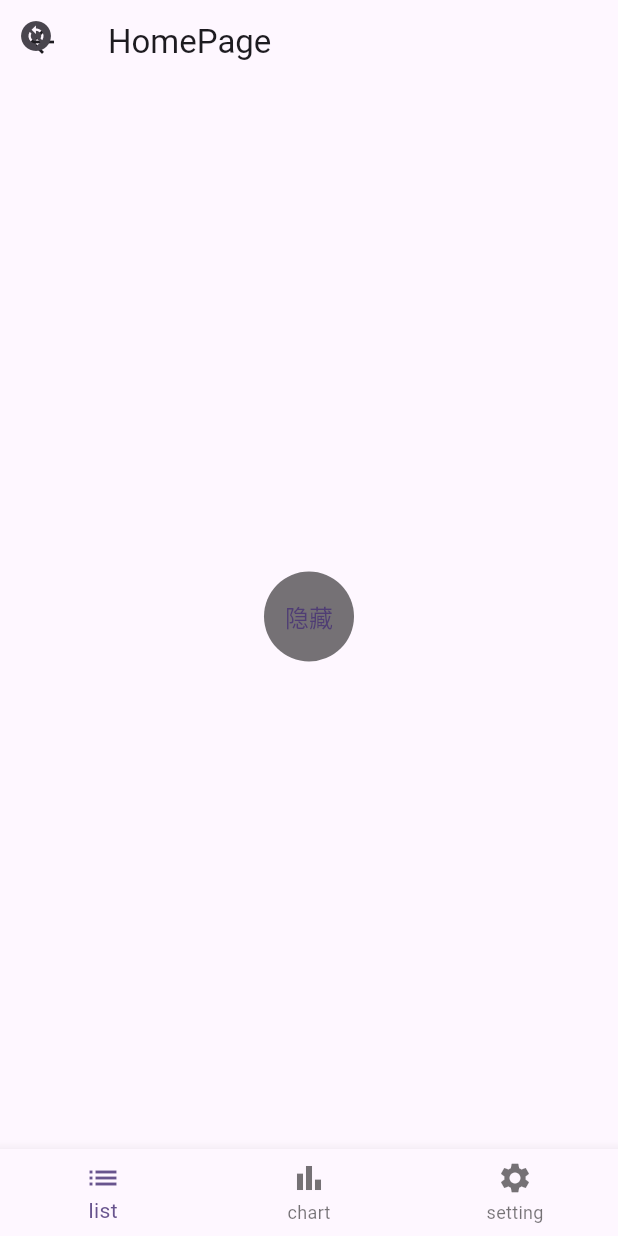
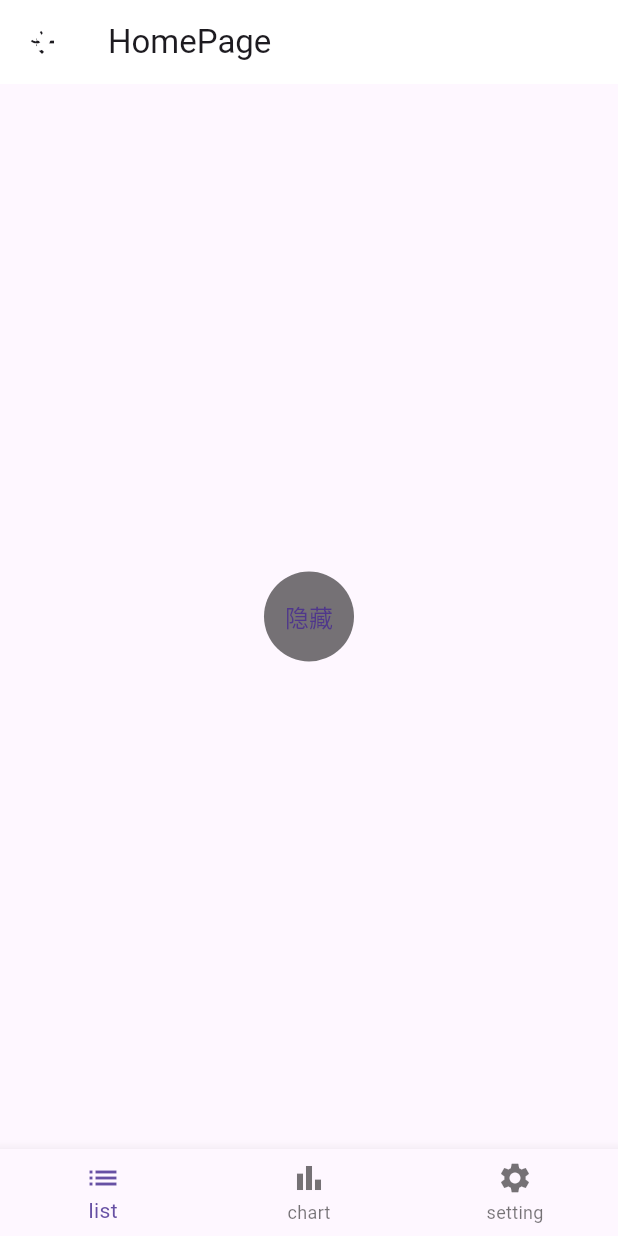
Before and after one commit to hucaihua/testflutter, a Flutter app: the screen it shows after launch, after a tap on "testHome", on a phone screen of 412 x 824 dp. Run offline on Flutter 3.47's test engine with Material 2 defaults, Android fonts, the light colour scheme and no system bars; drawn by our look-alikes of pull_to_refresh; our stand-ins replace fluttertoast, logger.

Commit message:
change theme

```diff
--- a/lib/app.dart
+++ b/lib/app.dart
@@ -1,12 +1,6 @@
 
 import 'package:flutter/material.dart';
-import 'package:fluttertoast/fluttertoast.dart';
-import 'package:testflutter/common/UIUtil.dart';
-import 'package:testflutter/page/home_inherit_page.dart';
-import 'package:testflutter/page/home_page.dart';
-import 'package:testflutter/page/layout_page.dart';
-import 'package:testflutter/page/login_page.dart';
-import 'package:testflutter/widget/ScrollStateInheritWidget.dart';
+import 'package:testflutter/page/ThemeableApp.dart';
 
 class MyApp extends StatelessWidget {
   const MyApp({super.key});
@@ -14,89 +8,6 @@ class MyApp extends StatelessWidget {
   // This widget is the root of your application.
   @override
   Widget build(BuildContext context) {
-    return MaterialApp(
-      title: 'Flutter Demo',
-      theme: ThemeData(
-        colorScheme: ColorScheme.fromSeed(seedColor: Colors.deepPurple),
-        useMaterial3: true,
-      ),
-      routes: {
-        "/"           :(context) => const MyHomePage(title: "HelloFlutter"),
-        LoginPage.sName : (context) => const LoginPage(),
-        LayoutPage.sName : (context) => const LayoutPage(),
-        HomeInheritPage.sName : (context) => const HomeInheritPage(),
-      },
-      initialRoute: "/",
-    );
+    return const ThemeableApp();
   }
 }
-
-class MyHomePage extends StatefulWidget {
-  const MyHomePage({super.key, required this.title});
-
-  final String title;
-
-  @override
-  State<MyHomePage> createState() => _MyHomePageState();
-}
-
-class _MyHomePageState extends State<MyHomePage> {
-
-  TextEditingController testController = TextEditingController();
-  DateTime? _lastPressedAt  ;
-
-  @override
-  void initState() {
-    super.initState();
-    testController.text ="init";
-    testController.selection = TextSelection(baseOffset: 0, extentOffset: testController.text.length);
-  }
-
-  @override
-  Widget build(BuildContext context) {
-    return WillPopScope(
-      onWillPop: () async{
-        if (_lastPressedAt == null || DateTime.now().difference(_lastPressedAt!) > Duration(seconds: 1)) {
-          _lastPressedAt = DateTime.now();
-          Fluttertoast.showToast(msg: "double tap exit the app");
-          return false;
-        }
-        return true;
-      },
-      child: Scaffold(
-        appBar: AppBar(
-          backgroundColor: Theme.of(context).colorScheme.inversePrimary,
-          title: Text(widget.title),
-        ),
-        body: Center(
-          child: Column(
-            mainAxisAlignment: MainAxisAlignment.center,
-            children: <Widget>[
-              ElevatedButton(
-                onPressed: (){
-                  Navigator.pushNamed(context, LoginPage.sName);
-                },
-                child: Text("testLogin") , style: ButtonStyle(
-                  foregroundColor: UIUtil.buttonStyle()
-              ),),
-              ElevatedButton(
-                onPressed: (){
-                  Navigator.pushNamed(context, LayoutPage.sName);
-                },
-                child: Text("testLayout") , style: ButtonStyle(
-                  foregroundColor: UIUtil.buttonStyle()
-              ),),
-              ElevatedButton(
-                onPressed: (){
-                  Navigator.pushNamed(context, HomeInheritPage.sName);
-                },
-                child: Text("testHome") , style: ButtonStyle(
-                  foregroundColor: UIUtil.buttonStyle()
-              ),),
-            ],
-          ),
-        ), // This trailing comma makes auto-formatting nicer for build methods.
-      ),
-    );
-  }
-}
--- /dev/null
+++ b/lib/page/ThemeableApp.dart
@@ -0,0 +1,131 @@
+import 'package:flutter/material.dart';
+import 'package:fluttertoast/fluttertoast.dart';
+import 'package:testflutter/page/home_inherit_page.dart';
+import 'package:testflutter/page/layout_page.dart';
+import 'package:testflutter/page/login_page.dart';
+
+/// @Author : Alex Hu
+/// @Contact: hucaihua.lzu@gmail.com
+/// @Comment: ThemeableApp
+/// @Date: on 2023-06-10 12:23
+class ThemeableApp extends StatefulWidget {
+  static const String sName = "ThemeableApp";
+
+  const ThemeableApp({super.key});
+
+  @override
+  ThemeableAppState createState() => ThemeableAppState();
+}
+
+class ThemeableAppState extends State<ThemeableApp> {
+  var _themeColor = Colors.white;
+
+  @override
+  Widget build(BuildContext context) {
+    return MaterialApp(
+      title: 'Flutter Demo',
+      theme: ThemeData(
+        iconTheme: IconThemeData(color: _themeColor),
+        appBarTheme: AppBarTheme(backgroundColor: _themeColor),
+        useMaterial3: true,
+      ),
+      routes: {
+        "/": (context) => const MyHomePage(title: "HelloFlutter"),
+        LoginPage.sName: (context) => const LoginPage(),
+        LayoutPage.sName: (context) => const LayoutPage(),
+        HomeInheritPage.sName: (context) => const HomeInheritPage(),
+      },
+      initialRoute: "/",
+    );
+  }
+
+  void updateThemeColor(MaterialColor red) {
+    setState(() {
+      _themeColor = red;
+    });
+  }
+}
+
+class MyHomePage extends StatefulWidget {
+  const MyHomePage({super.key, required this.title});
+
+  final String title;
+
+  @override
+  State<MyHomePage> createState() => _MyHomePageState();
+}
+
+class _MyHomePageState extends State<MyHomePage> {
+  TextEditingController testController = TextEditingController();
+  DateTime? _lastPressedAt;
+
+  @override
+  void initState() {
+    super.initState();
+    testController.text = "init";
+    testController.selection =
+        TextSelection(baseOffset: 0, extentOffset: testController.text.length);
+  }
+
+  @override
+  Widget build(BuildContext context) {
+    return WillPopScope(
+      onWillPop: () async {
+        if (_lastPressedAt == null ||
+            DateTime.now().difference(_lastPressedAt!) > Duration(seconds: 1)) {
+          _lastPressedAt = DateTime.now();
+          Fluttertoast.showToast(msg: "double tap exit the app");
+          return false;
+        }
+        return true;
+      },
+      child: Scaffold(
+        appBar: AppBar(
+          title: Text(widget.title),
+        ),
+        body: Center(
+          child: Column(
+            mainAxisAlignment: MainAxisAlignment.center,
+            children: <Widget>[
+              ElevatedButton(
+                onPressed: () {
+                  Navigator.pushNamed(context, LoginPage.sName);
+                },
+                child: Text("testLogin"),
+                style: ButtonStyle(
+                    // foregroundColor: UIUtil.buttonStyle()
+                    ),
+              ),
+              ElevatedButton(
+                onPressed: () {
+                  Navigator.pushNamed(context, LayoutPage.sName);
+                },
+                child: const Text("testLayout"),
+                style: const ButtonStyle(
+                    // foregroundColor: UIUtil.buttonStyle()
+                    ),
+              ),
+              ElevatedButton(
+                onPressed: () {
+                  Navigator.pushNamed(context, HomeInheritPage.sName);
+                },
+                child: const Text("testHome"),
+                style: const ButtonStyle(
+                    // foregroundColor: UIUtil.buttonStyle()
+                    ),
+              ),
+            ],
+          ),
+        ),
+        floatingActionButton: FloatingActionButton(
+          onPressed: () {
+            setState(() {
+              context.findAncestorStateOfType<ThemeableAppState>()?.updateThemeColor(Colors.cyan);
+            });
+          },
+            child: Icon(Icons.palette)
+        ), // This trailing comma makes auto-formatting nicer for build methods.
+      ),
+    );
+  }
+}
--- a/lib/page/home_page.dart
+++ b/lib/page/home_page.dart
@@ -42,6 +42,7 @@ class HomePageState extends State<HomePage> {
           ? null
           : AppBar(
               title: const Text("HomePage"),
+        // backgroundColor: Theme.of(context).colorScheme.inversePrimary,
             ),
       bottomNavigationBar: BottomNavigationBar(
         items: const [
```
Also changed, not shown: lib/common/Constants.dart (+17 -2 lines), lib/widget/AutoColorNavBar.dart (added, +51 -0 lines).
